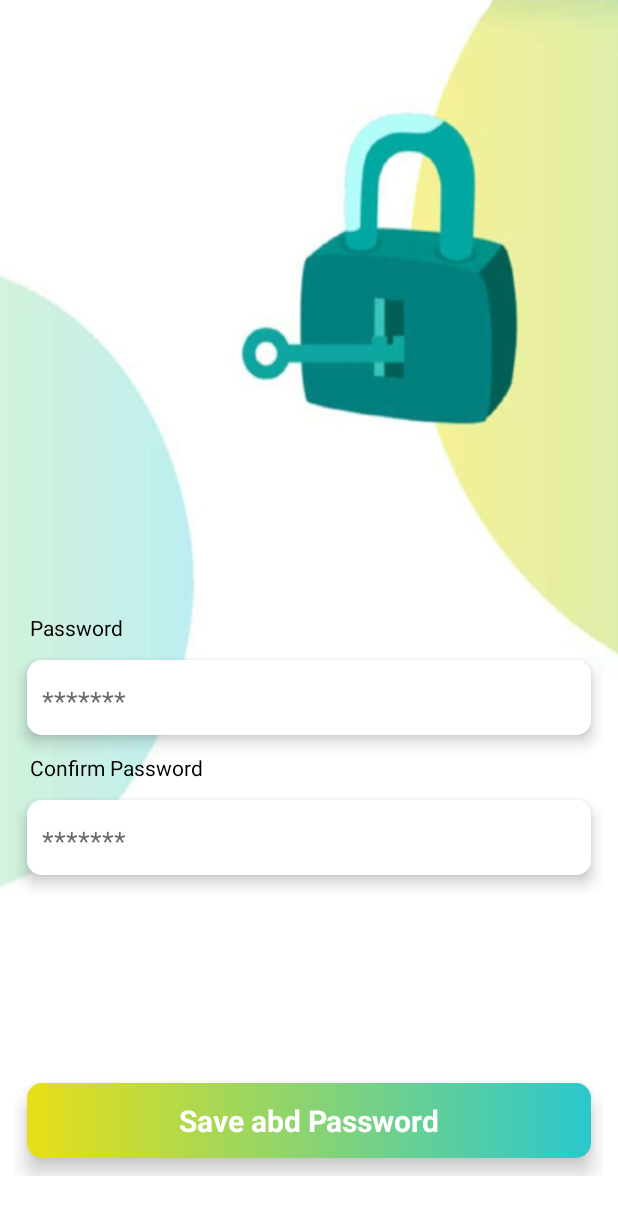
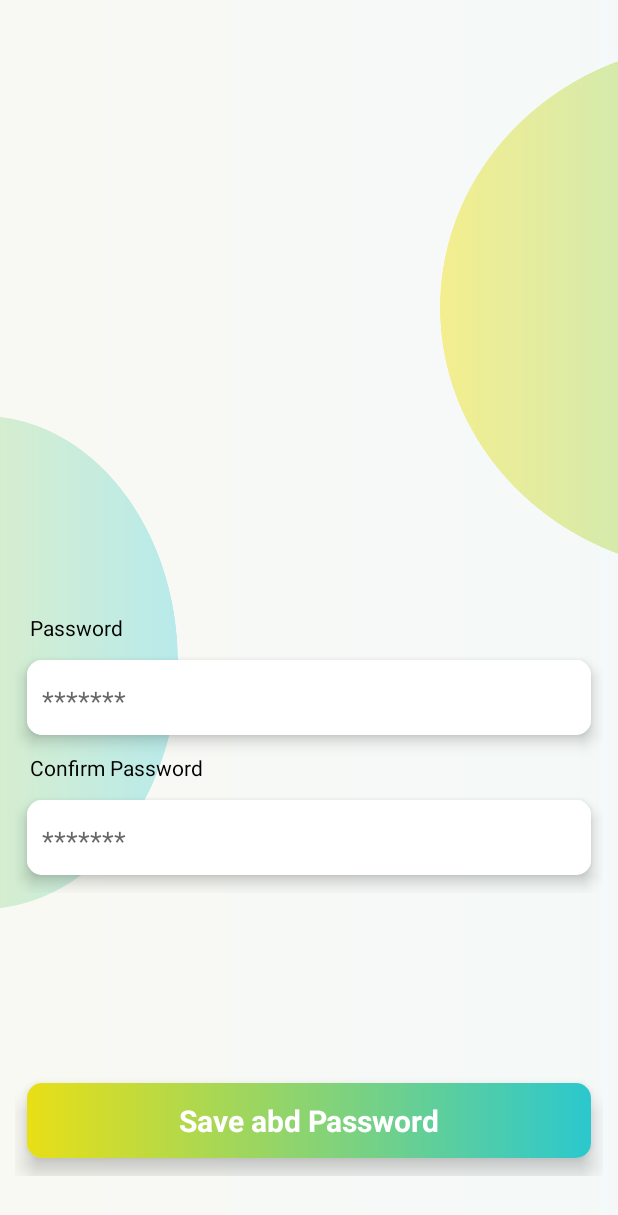
Before and after one commit to sudhirs745/Login, an Android app: the ForgotActivity screen opened directly, with no data from a screen before it, on a phone screen of 412 x 824 dp. Shown: the top 1215 px of the screen. Run offline under Robolectric (Android 15) with nearby library versions, the phone set to English and light mode, and no system bars.

Commit message:
forgot new

```diff
--- a/app/src/main/java/com/sud/login/ForgotActivity.java
+++ b/app/src/main/java/com/sud/login/ForgotActivity.java
@@ -15,14 +15,13 @@ public class ForgotActivity extends AppCompatActivity {
     @Override
     protected void onCreate(Bundle savedInstanceState) {
         super.onCreate(savedInstanceState);
-        setContentView(R.layout.activity_main);
+        setContentView(R.layout.activity_main_new);
 
       TextView bt_save = findViewById(R.id.bt_save);
 
         bt_save.setOnClickListener(new View.OnClickListener() {
             @Override
             public void onClick(View v) {
-
                 startActivity( new Intent(ForgotActivity.this, HomeActivity.class));
             }
         });
--- /dev/null
+++ b/app/src/main/res/layout/activity_main_new.xml
@@ -0,0 +1,174 @@
+<?xml version="1.0" encoding="utf-8"?>
+<androidx.constraintlayout.widget.ConstraintLayout xmlns:android="http://schemas.android.com/apk/res/android"
+    xmlns:app="http://schemas.android.com/apk/res-auto"
+    xmlns:tools="http://schemas.android.com/tools"
+    android:layout_width="match_parent"
+    android:layout_height="match_parent"
+    app:layout_behavior="@string/appbar_scrolling_view_behavior"
+    tools:context=".ForgotActivity">
+
+    <FrameLayout
+        android:layout_width="match_parent"
+        android:background="@drawable/ic_card_gradient_bg_login"
+        android:layout_height="match_parent">
+
+        <FrameLayout
+            android:layout_width="120dp"
+            android:layout_height="330dp"
+            android:layout_marginTop="30dp"
+            android:layout_gravity="center|left"
+            android:background="@drawable/blue_shape_design"/>
+
+        <FrameLayout
+            android:layout_width="120dp"
+            android:layout_height="330dp"
+            android:layout_marginTop="40dp"
+            android:layout_gravity="top|right"
+            android:background="@drawable/yellow_shape_design"/>
+
+
+
+        <LinearLayout
+            android:layout_width="match_parent"
+            android:layout_gravity="center"
+            android:layout_marginLeft="10dp"
+            android:layout_marginTop="90dp"
+            android:layout_marginRight="10dp"
+            android:orientation="vertical"
+            android:layout_height="wrap_content">
+
+            <TextView
+                android:layout_width="wrap_content"
+                android:layout_height="wrap_content"
+                android:gravity="left"
+                android:text="Password"
+                android:layout_marginLeft="10dp"
+                android:textColor="@android:color/black"
+                android:layout_weight="1"/>
+
+            <androidx.cardview.widget.CardView
+                xmlns:android="http://schemas.android.com/apk/res/android"
+                android:layout_width="match_parent"
+                android:layout_height="wrap_content"
+                xmlns:app="http://schemas.android.com/apk/res-auto"
+                android:layout_marginHorizontal="8dp"
+                android:layout_marginVertical="12dp"
+                app:cardCornerRadius="10dp"
+                app:cardElevation="6dp">
+
+                <LinearLayout
+                    android:layout_width="match_parent"
+                    android:layout_height="50dp"
+                    android:background="@drawable/ic_card_gradient_1"
+                    android:gravity="center"
+                    android:layout_gravity="center"
+                    android:orientation="horizontal" >
+
+                    <EditText
+                        android:layout_width="match_parent"
+                        android:layout_height="match_parent"
+                        android:gravity="left"
+                        android:layout_marginTop="10dp"
+                        android:layout_marginLeft="10dp"
+                        android:layout_marginRight="5dp"
+                        android:layout_gravity="center"
+                        android:background="@android:color/transparent"
+                        android:inputType="textPassword"
+                        android:hint="*******"
+                        />
+                </LinearLayout>
+
+
+            </androidx.cardview.widget.CardView>
+
+
+            <TextView
+                android:layout_width="wrap_content"
+                android:layout_height="wrap_content"
+                android:gravity="left"
+                android:text="Confirm Password"
+                android:layout_marginLeft="10dp"
+                android:textColor="@android:color/black"
+                android:layout_weight="1"/>
+
+            <androidx.cardview.widget.CardView
+                xmlns:android="http://schemas.android.com/apk/res/android"
+                android:layout_width="match_parent"
+                android:layout_height="wrap_content"
+                xmlns:app="http://schemas.android.com/apk/res-auto"
+                android:layout_marginHorizontal="8dp"
+                android:layout_marginVertical="12dp"
+                app:cardCornerRadius="10dp"
+                app:cardElevation="6dp">
+
+                <LinearLayout
+                    android:id="@+id/ll_card_bacground"
+                    android:layout_width="match_parent"
+                    android:layout_height="50dp"
+                    android:background="@drawable/ic_card_gradient_1"
+                    android:gravity="center"
+                    android:layout_gravity="center"
+                    android:orientation="horizontal" >
+
+                    <EditText
+                        android:layout_width="match_parent"
+                        android:layout_height="match_parent"
+                        android:gravity="left"
+                        android:layout_marginTop="10dp"
+                        android:layout_marginLeft="10dp"
+                        android:layout_marginRight="5dp"
+                        android:layout_gravity="center"
+                        android:background="@android:color/transparent"
+                        android:inputType="textPassword"
+                        android:hint="*******"
+                        />
+                </LinearLayout>
+
+            </androidx.cardview.widget.CardView>
+
+        </LinearLayout>
+
+        <LinearLayout
+            android:layout_width="match_parent"
+            android:layout_marginBottom="40dp"
+            android:layout_marginLeft="10dp"
+            android:layout_marginRight="10dp"
+            android:layout_height="match_parent">
+
+            <androidx.cardview.widget.CardView
+                android:layout_width="match_parent"
+                android:layout_height="wrap_content"
+                android:layout_gravity="bottom"
+                android:layout_marginHorizontal="8dp"
+                android:layout_marginVertical="12dp"
+                app:cardCornerRadius="10dp"
+                app:cardElevation="8dp">
+
+                <LinearLayout
+                    android:layout_width="match_parent"
+                    android:layout_height="50dp"
+                    android:layout_gravity="center"
+                    android:background="@drawable/ic_card_gradient_bt"
+                    android:gravity="center"
+                    android:orientation="horizontal">
+
+                    <TextView
+                        android:id="@+id/bt_save"
+                        android:layout_width="match_parent"
+                        android:layout_height="match_parent"
+                        android:layout_gravity="center"
+                        android:layout_weight="1"
+                        android:gravity="center"
+                        android:text="Save abd Password"
+                        android:textColor="@android:color/white"
+                        android:textSize="20dp"
+                        android:textStyle="bold" />
+
+                </LinearLayout>
+
+            </androidx.cardview.widget.CardView>
+        </LinearLayout>
+
+    </FrameLayout>
+
+</androidx.constraintlayout.widget.ConstraintLayout>
```
Also changed, not shown: app/src/main/res/drawable/back_menu.png (added), app/src/main/res/drawable/blue_shape_design.png (added), app/src/main/res/drawable/lock.png (added), app/src/main/res/drawable/yellow_shape_design.png (added).
